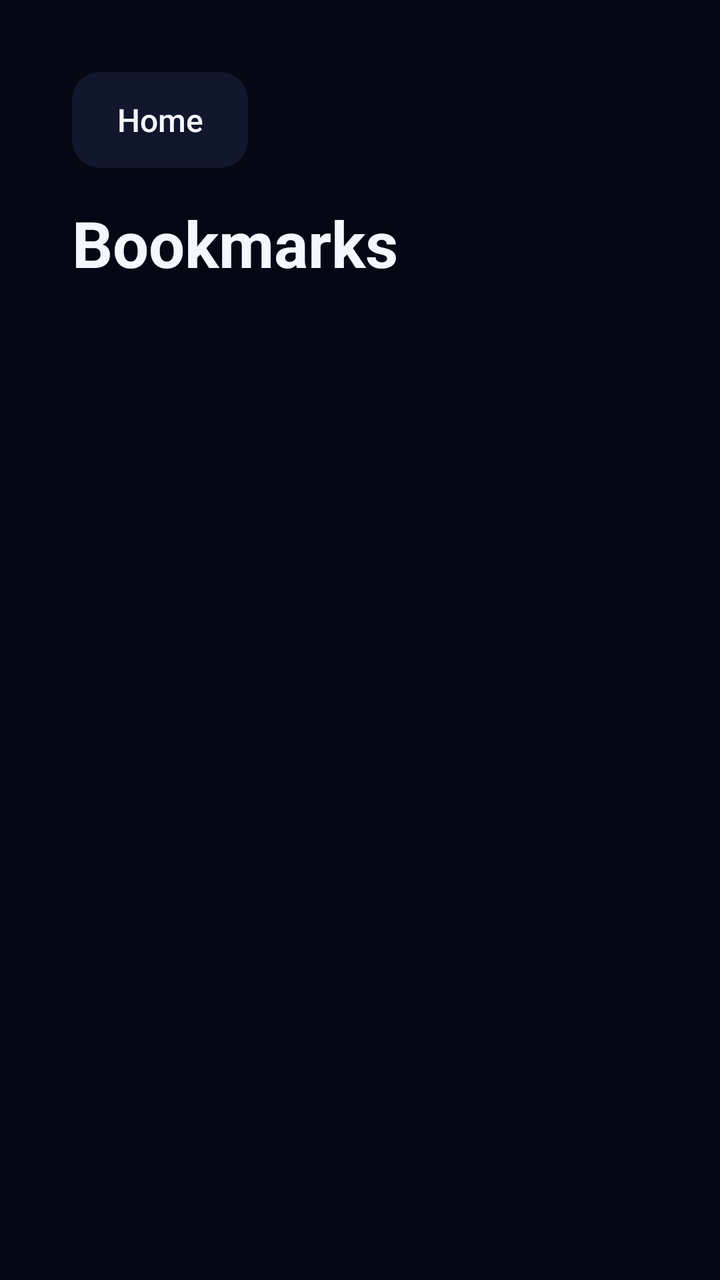
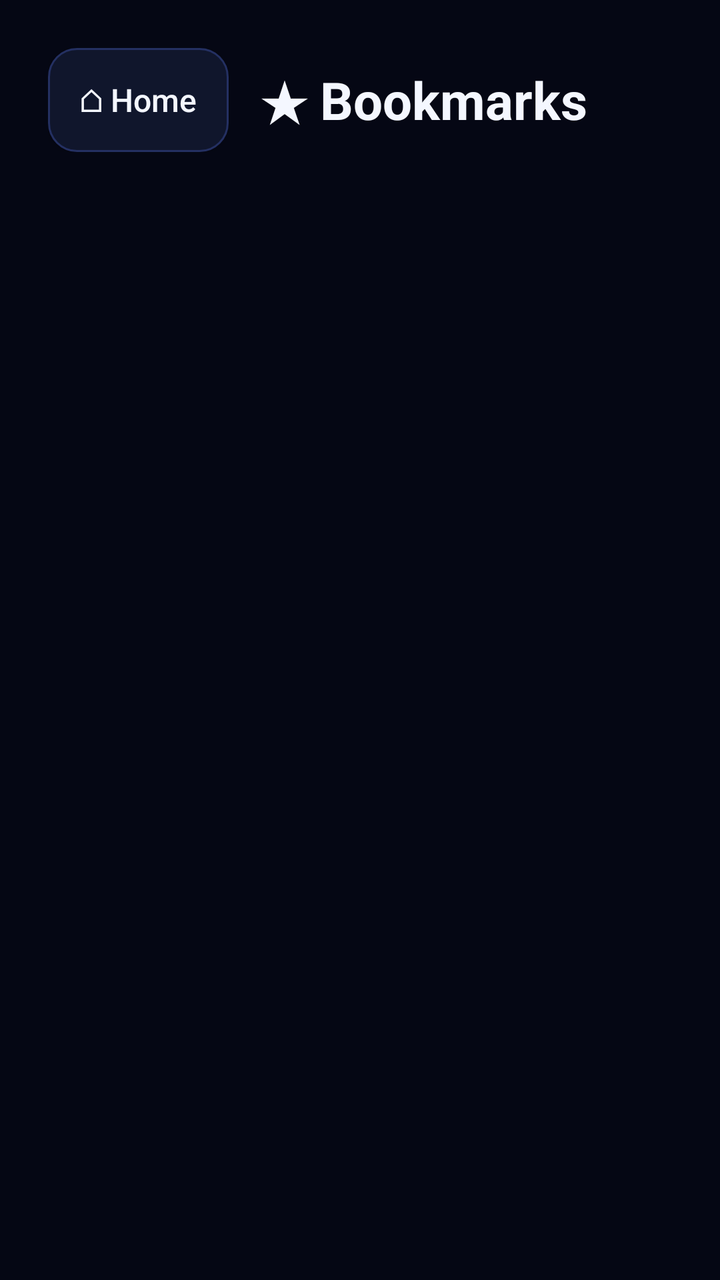

Before-and-after screenshots of an Android layout around one commit, followed by the original layout XML and the change that was made.
<!-- AndroidManifest.xml: application theme Theme.Xtream -->
<!-- res/layout/activity_bookmarks.xml -->
<?xml version="1.0" encoding="utf-8"?>
<LinearLayout xmlns:android="http://schemas.android.com/apk/res/android"
    android:layout_width="match_parent"
    android:layout_height="match_parent"
    android:orientation="vertical"
    android:padding="36dp">

    <Button
        android:id="@+id/back"
        android:layout_width="wrap_content"
        android:layout_height="wrap_content"
        android:background="@drawable/bg_tile"
        android:minHeight="48dp"
        android:text="@string/home"
        android:textAllCaps="false"
        android:textColor="#F4F7FF"
        android:textSize="16sp" />

    <TextView
        android:layout_width="wrap_content"
        android:layout_height="wrap_content"
        android:layout_marginTop="16dp"
        android:text="@string/bookmarks"
        android:textColor="#F4F7FF"
        android:textSize="32sp"
        android:textStyle="bold" />

    <TextView
        android:id="@+id/empty"
        android:layout_width="match_parent"
        android:layout_height="wrap_content"
        android:layout_marginTop="16dp"
        android:text="@string/empty_bookmarks"
        android:textColor="#9AA8D4"
        android:textSize="18sp"
        android:visibility="gone" />

    <ScrollView
        android:layout_width="match_parent"
        android:layout_height="0dp"
        android:layout_marginTop="12dp"
        android:layout_weight="1">

        <LinearLayout
            android:id="@+id/list"
            android:layout_width="match_parent"
            android:layout_height="wrap_content"
            android:orientation="vertical" />
    </ScrollView>
</LinearLayout>
<!-- resources referenced by this layout -->
<resources>
  <!-- drawable bg_tile (drawable) -->
  <?xml version="1.0" encoding="utf-8"?>
  <selector xmlns:android="http://schemas.android.com/apk/res/android">
      <item android:state_focused="true">
          <shape android:shape="rectangle">
              <solid android:color="#182248" />
              <stroke android:width="3dp" android:color="#3ECBFF" />
              <corners android:radius="14dp" />
          </shape>
      </item>
      <item>
          <shape android:shape="rectangle">
              <solid android:color="#10162C" />
              <corners android:radius="14dp" />
          </shape>
      </item>
  </selector>
  <string name="bookmarks">Bookmarks</string>
  <string name="empty_bookmarks">No bookmarks yet. Open a page and press Save.</string>
  <string name="home">Home</string>
  <style name="Theme.Xtream" parent="android:Theme.Material.NoActionBar">
          <item name="android:windowBackground">#050714</item>
          <item name="android:colorBackground">#050714</item>
          <item name="android:statusBarColor">#050714</item>
          <item name="android:navigationBarColor">#050714</item>
          <item name="android:textColor">#F4F7FF</item>
          <item name="android:textColorHint">#9AA8D4</item>
      </style>
</resources>

<!-- the commit's change to res/layout/activity_bookmarks.xml (unified diff, before → after) -->
@@ -2,44 +2,72 @@
 <LinearLayout xmlns:android="http://schemas.android.com/apk/res/android"
     android:layout_width="match_parent"
     android:layout_height="match_parent"
+    android:background="#050714"
     android:orientation="vertical"
-    android:padding="36dp">
+    android:padding="@dimen/screen_padding">
 
-    <Button
-        android:id="@+id/back"
-        android:layout_width="wrap_content"
+    <LinearLayout
+        android:layout_width="match_parent"
         android:layout_height="wrap_content"
-        android:background="@drawable/bg_tile"
-        android:minHeight="48dp"
-        android:text="@string/home"
-        android:textAllCaps="false"
-        android:textColor="#F4F7FF"
-        android:textSize="16sp" />
+        android:gravity="center_vertical"
+        android:orientation="horizontal">
 
-    <TextView
-        android:layout_width="wrap_content"
-        android:layout_height="wrap_content"
-        android:layout_marginTop="16dp"
-        android:text="@string/bookmarks"
-        android:textColor="#F4F7FF"
-        android:textSize="32sp"
-        android:textStyle="bold" />
+        <Button
+            android:id="@+id/back"
+            android:layout_width="wrap_content"
+            android:layout_height="wrap_content"
+            android:background="@drawable/bg_tile"
+            android:minHeight="@dimen/action_btn_min_height"
+            android:paddingStart="16dp"
+            android:paddingEnd="16dp"
+            android:text="@string/home"
+            android:textAllCaps="false"
+            android:textColor="#F4F7FF"
+            android:textSize="16sp" />
+
+        <TextView
+            android:id="@+id/title"
+            android:layout_width="0dp"
+            android:layout_height="wrap_content"
+            android:layout_marginStart="16dp"
+            android:layout_weight="1"
+            android:singleLine="true"
+            android:text="@string/bookmarks"
+            android:textColor="#F4F7FF"
+            android:textSize="26sp"
+            android:textStyle="bold" />
+
+        <Button
+            android:id="@+id/clear_all"
+            android:layout_width="wrap_content"
+            android:layout_height="wrap_content"
+            android:background="@drawable/bg_tile"
+            android:minHeight="@dimen/action_btn_min_height"
+            android:paddingStart="14dp"
+            android:paddingEnd="14dp"
+            android:text="@string/clear_history"
+            android:textAllCaps="false"
+            android:textColor="#FF6B9D"
+            android:textSize="14sp"
+            android:visibility="gone" />
+    </LinearLayout>
 
     <TextView
         android:id="@+id/empty"
         android:layout_width="match_parent"
         android:layout_height="wrap_content"
-        android:layout_marginTop="16dp"
+        android:layout_marginTop="24dp"
         android:text="@string/empty_bookmarks"
         android:textColor="#9AA8D4"
-        android:textSize="18sp"
+        android:textSize="16sp"
         android:visibility="gone" />
 
     <ScrollView
         android:layout_width="match_parent"
         android:layout_height="0dp"
-        android:layout_marginTop="12dp"
-        android:layout_weight="1">
+        android:layout_marginTop="16dp"
+        android:layout_weight="1"
+        android:scrollbars="none">
 
         <LinearLayout
             android:id="@+id/list"
<!-- resource entries referenced after the edit -->
@@ -1,25 +1,36 @@
 <!-- resources referenced by this layout -->
 <resources>
+  <dimen name="action_btn_min_height">52dp</dimen>
+  <dimen name="screen_padding">24dp</dimen>
   <!-- drawable bg_tile (drawable) -->
   <?xml version="1.0" encoding="utf-8"?>
   <selector xmlns:android="http://schemas.android.com/apk/res/android">
       <item android:state_focused="true">
           <shape android:shape="rectangle">
-              <solid android:color="#182248" />
+              <solid android:color="#1C2858" />
               <stroke android:width="3dp" android:color="#3ECBFF" />
+              <corners android:radius="14dp" />
+          </shape>
+      </item>
+      <item android:state_pressed="true">
+          <shape android:shape="rectangle">
+              <solid android:color="#263678" />
+              <stroke android:width="1.5dp" android:color="#3ECBFF" />
               <corners android:radius="14dp" />
           </shape>
       </item>
       <item>
           <shape android:shape="rectangle">
               <solid android:color="#10162C" />
+              <stroke android:width="1dp" android:color="#243062" />
               <corners android:radius="14dp" />
           </shape>
       </item>
   </selector>
-  <string name="bookmarks">Bookmarks</string>
-  <string name="empty_bookmarks">No bookmarks yet. Open a page and press Save.</string>
-  <string name="home">Home</string>
+  <string name="bookmarks">★ Bookmarks</string>
+  <string name="clear_history">Clear History</string>
+  <string name="empty_bookmarks">No bookmarks yet. Open a page and press Bookmark.</string>
+  <string name="home">⌂ Home</string>
   <style name="Theme.Xtream" parent="android:Theme.Material.NoActionBar">
           <item name="android:windowBackground">#050714</item>
           <item name="android:colorBackground">#050714</item>
